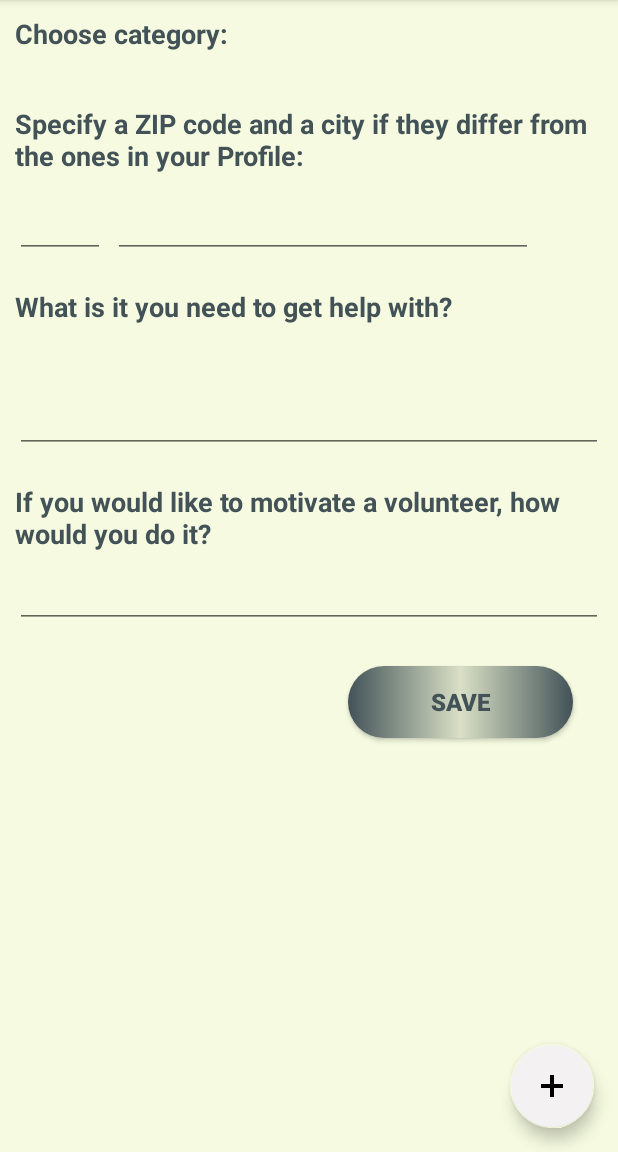
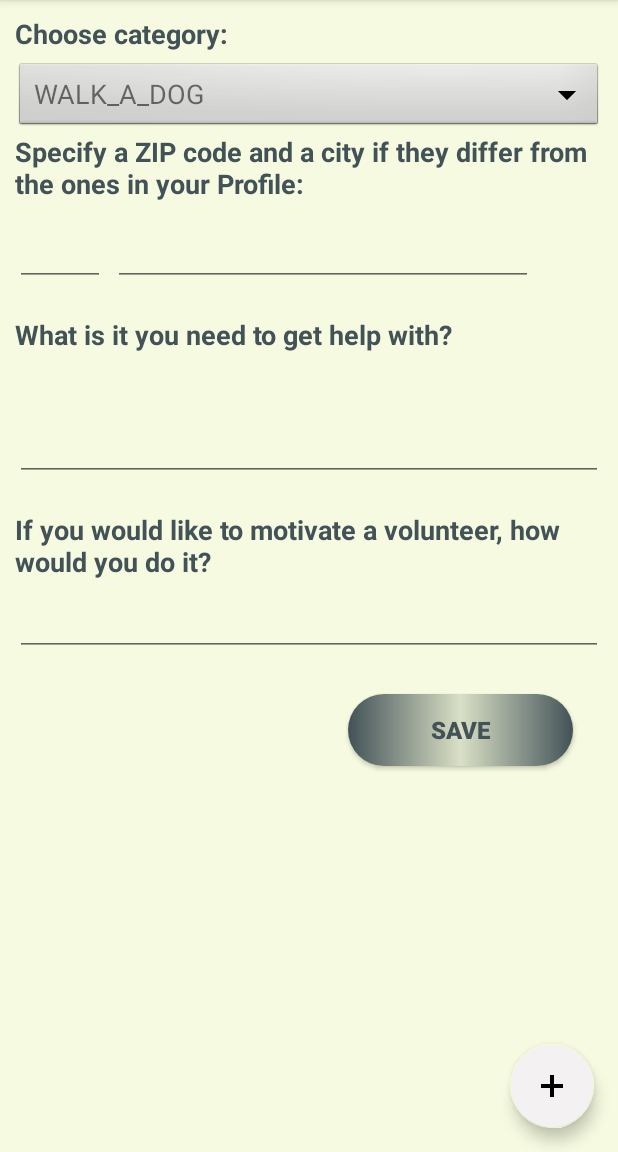
Before and after one commit to c8j/needy, an Android app: the fragment AddPostRecordFragment placed in its activity, on a phone screen of 412 x 824 dp, the part 84-1236 px from its top. Run offline under Robolectric (Android 15) with nearby library versions, the phone set to English and light mode, and no system bars; our stand-ins replace Firebase (no records; nobody signed in at launch, a user with empty details on screens opened directly), navigation-ui; plain views replace ArcNavigationView; 6 statements that could not run were skipped.

Commit message:
drop-down finished. adding a post works

```diff
--- a/app/src/main/java/com/android_group10/needy/ServiceType.java
+++ b/app/src/main/java/com/android_group10/needy/ServiceType.java
@@ -1,6 +1,7 @@
 package com.android_group10.needy;
 
 public enum ServiceType {
+    WALK_A_DOG(0),
     SHOPPING(1),
     TRANSPORTATION(2),
     CLEANING(3),
--- a/app/src/main/java/com/android_group10/needy/ui/InNeed/AddPostRecordFragment.java
+++ b/app/src/main/java/com/android_group10/needy/ui/InNeed/AddPostRecordFragment.java
@@ -7,15 +7,20 @@ import android.view.LayoutInflater;
 import android.view.View;
 import android.view.ViewGroup;
 import android.view.inputmethod.InputMethodManager;
+import android.widget.AdapterView;
+import android.widget.ArrayAdapter;
 import android.widget.Button;
 import android.widget.EditText;
 import android.widget.ScrollView;
+import android.widget.Spinner;
+import android.widget.TextView;
 import android.widget.Toast;
 import androidx.annotation.NonNull;
 import androidx.fragment.app.Fragment;
 import com.android_group10.needy.DAO;
 import com.android_group10.needy.Post;
 import com.android_group10.needy.R;
+import com.android_group10.needy.ServiceType;
 import com.google.android.gms.tasks.OnCompleteListener;
 import com.google.android.gms.tasks.Task;
 import com.google.firebase.auth.FirebaseAuth;
@@ -27,11 +32,12 @@ import java.util.Objects;
 public class AddPostRecordFragment extends Fragment{
 
         View root;
-        private ScrollView scrollView;
+        private Spinner spinner;
         private EditText zipCode;
         private EditText city;
         private EditText description;
         private EditText incentive;
+        private TextView hiddenText;
 
     private final FirebaseAuth firebaseAuth = FirebaseAuth.getInstance();
         private final FirebaseDatabase db = FirebaseDatabase.getInstance();
@@ -41,12 +47,34 @@ public class AddPostRecordFragment extends Fragment{
 
             root = inflater.inflate(R.layout.add_post, container, false);
 
-            scrollView = root.findViewById(R.id.scroll);
+            spinner = root.findViewById(R.id.spinner);
             zipCode = root.findViewById(R.id.post_zip1);
             city = root.findViewById(R.id.post_city1);
             description = root.findViewById(R.id.post_description1);
             incentive = root.findViewById(R.id.post_incentive1);
+            hiddenText = root.findViewById(R.id.hidden_textView);
             Button savePost = root.findViewById(R.id.save1);
+
+
+            String[] items = {ServiceType.WALK_A_DOG.toString(), ServiceType.SHOPPING.toString(), ServiceType.TRANSPORTATION.toString(), ServiceType.CLEANING.toString(), ServiceType.OTHER.toString()};
+            ArrayAdapter<String> adapter = new ArrayAdapter<>(getContext(), R.layout.simple_spinner_item, items);
+            adapter.setDropDownViewResource(android.R.layout.simple_spinner_item);
+            spinner.setAdapter(adapter);
+
+            spinner.setOnItemSelectedListener(new AdapterView.OnItemSelectedListener() {
+                @Override
+                public void onItemSelected(AdapterView<?> parent, View view,
+                                           int position, long id) {
+
+                    hiddenText.setText(String.valueOf(parent.getItemIdAtPosition(position)));
+                    Log.v("item id", String.valueOf(parent.getItemIdAtPosition(position)));
+                }
+
+                @Override
+                public void onNothingSelected(AdapterView<?> parent) {
+                }
+            });
+
 
 
             description.setOnFocusChangeListener((v, hasFocus) -> {
@@ -93,13 +121,13 @@ public class AddPostRecordFragment extends Fragment{
                                     }
                                 }
                                 DAO dataStore = new DAO();
-                                dataStore.writeNewPost(new Post(authorUID, 1, descr, 2, c, z, incentive.getText().toString()));
+                                dataStore.writeNewPost(new Post(authorUID, 1, descr, Integer.parseInt(hiddenText.getText().toString()), c, z, incentive.getText().toString()));
                                 requireActivity().onBackPressed();
                             }
                         });
                     } else {
                         DAO dataStore = new DAO();
-                        dataStore.writeNewPost(new Post(authorUID, 1, descr, 2, cityStr, zipStr, incentive.getText().toString()));
+                        dataStore.writeNewPost(new Post(authorUID, 1, descr, Integer.parseInt(hiddenText.getText().toString()), cityStr, zipStr, incentive.getText().toString()));
                         requireActivity().onBackPressed();
                     }
                 } else {
--- a/app/src/main/res/layout/add_post.xml
+++ b/app/src/main/res/layout/add_post.xml
@@ -5,6 +5,8 @@
     android:layout_height="match_parent"
     android:background="@color/light_yello_background"
     tools:context=".ui.InNeed.AddPostRecordFragment"
+    android:textColorHint="@color/dark_grey_elements"
+    android:textColor="@color/dark_grey_elements"
     android:padding="10dp">
 
     <TextView
@@ -19,25 +21,22 @@
         android:textStyle="bold"
         android:visibility="visible" />
 
-    <ScrollView
-        android:id="@+id/scroll"
+
+    <Spinner
+        android:id="@+id/spinner"
+        android:layout_width="match_parent"
+        android:layout_height="wrap_content"
         android:layout_below="@id/text_serviceType"
-        android:layout_width="match_parent"
-        android:layout_height="30dp">
+        android:background="@android:drawable/btn_dropdown"
+        android:spinnerMode="dropdown"/>
 
-        <LinearLayout
-            android:id="@+id/scrl_serviceType"
-            android:layout_width="match_parent"
-            android:layout_height="wrap_content"
-            android:minHeight="19sp"
-            android:orientation="vertical" />
-    </ScrollView>
+
 
     <TextView
         android:id="@+id/text_address"
         android:layout_width="wrap_content"
         android:layout_height="wrap_content"
-        android:layout_below="@id/scroll"
+        android:layout_below="@id/spinner"
         android:layout_marginBottom="5dp"
         android:text="@string/address_text"
         android:textColor="@color/dark_grey_elements"
@@ -140,6 +139,11 @@
         android:textSize="16sp"
         android:textStyle="bold" />
 
+    <TextView
+        android:id="@+id/hidden_textView"
+        android:layout_width="wrap_content"
+        android:layout_height="wrap_content"
+        android:visibility="invisible" />
 
 
 </RelativeLayout>
--- /dev/null
+++ b/app/src/main/res/layout/simple_spinner_item.xml
@@ -0,0 +1,8 @@
+<?xml version="1.0" encoding="utf-8"?>
+    <TextView xmlns:android="http://schemas.android.com/apk/res/android"
+        android:id="@+id/spinnerItem"
+        android:layout_width="match_parent"
+        android:layout_height="wrap_content"
+        android:padding="2dp"
+        android:textSize="18sp" >
+    </TextView>
```
